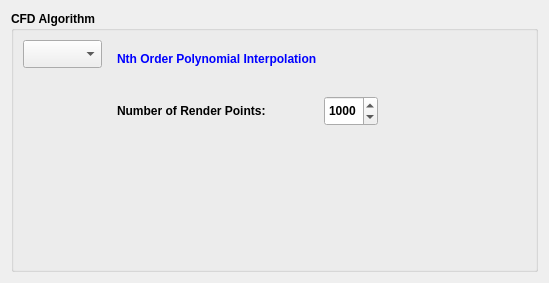
Above: GUI/drs4cfdalgorithmdlg.ui from dpscience/DDRS4PALS before the change. Below: the same form after it.
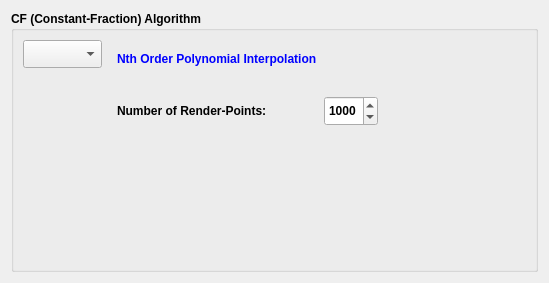
That is the form after the change.

The edit to the form file:
```diff
--- a/GUI/drs4cfdalgorithmdlg.ui
+++ b/GUI/drs4cfdalgorithmdlg.ui
@@ -23,7 +23,7 @@
       </font>
      </property>
      <property name="title">
-      <string>CFD Algorithm</string>
+      <string>CF (Constant-Fraction) Algorithm</string>
      </property>
      <layout class="QVBoxLayout" name="verticalLayout_6">
       <item>
@@ -76,7 +76,7 @@
                  </font>
                 </property>
                 <property name="text">
-                 <string>Number of Render Points:</string>
+                 <string>Number of Render-Points:</string>
                 </property>
                </widget>
               </item>
```
Left out of the diff: 2 changed lines with no effect on the pictures.
